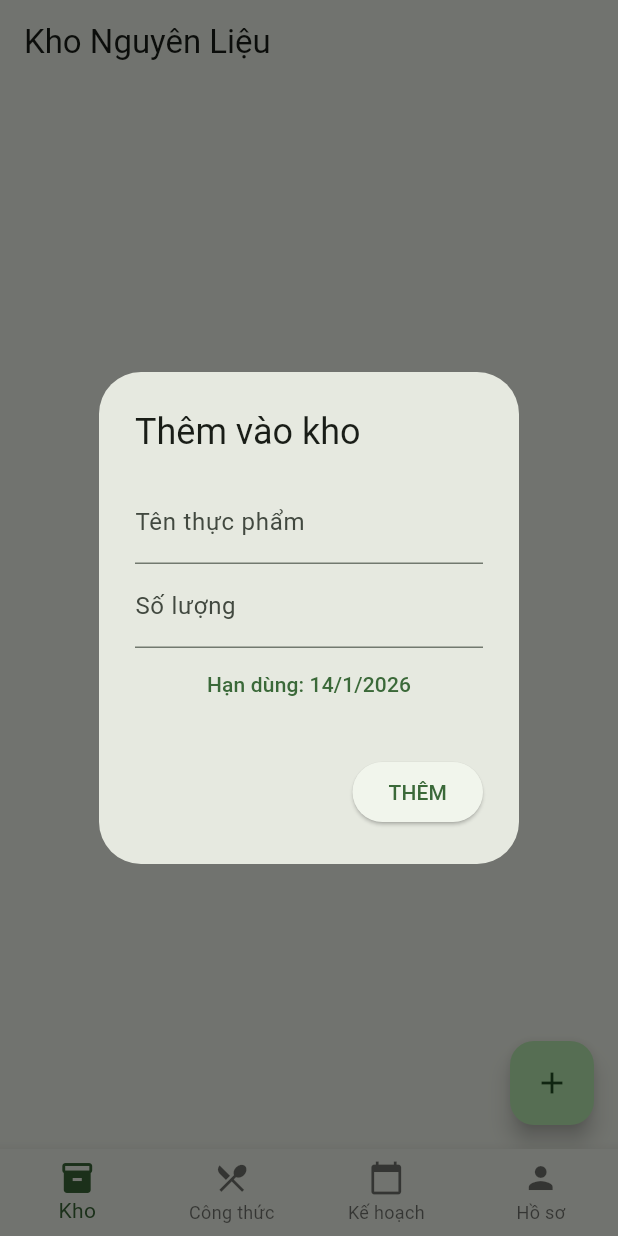
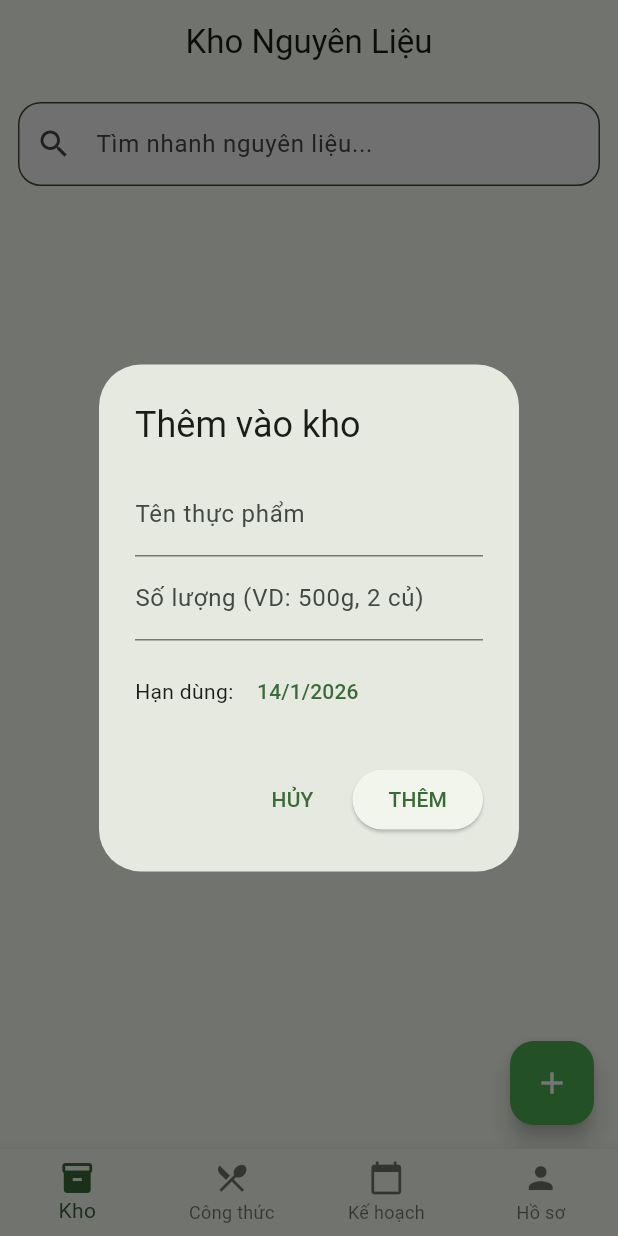
Before and after one commit to Hoangfcon03/LapTrinhMobile, a Flutter app: the screen it shows once a user with an empty profile is signed in, after a tap on the "add" icon, on a phone screen of 412 x 824 dp. Run offline on Flutter 3.47's test engine with Material 3 defaults, Android fonts, the phone set to English and light mode, and no system bars; our stand-ins replace cloud_firestore, firebase_auth, firebase_core; accounts and stored records are empty.

Commit message:
them thanh tim kiem

```diff
--- a/lib/features/pantry/presentation/screens/pantry_screen.dart
+++ b/lib/features/pantry/presentation/screens/pantry_screen.dart
@@ -3,27 +3,85 @@ import 'package:provider/provider.dart';
 import 'package:bepthongminh64pm1duchoang/features/pantry/domain/pantry_provider.dart';
 import 'package:bepthongminh64pm1duchoang/features/pantry/data/pantry_data.dart';
 
-class PantryScreen extends StatelessWidget {
+class PantryScreen extends StatefulWidget {
   const PantryScreen({super.key});
+
+  @override
+  State<PantryScreen> createState() => _PantryScreenState();
+}
+
+class _PantryScreenState extends State<PantryScreen> {
+  String searchQuery = ""; // Lưu từ khóa tìm kiếm
 
   @override
   Widget build(BuildContext context) {
     return Consumer<PantryProvider>(
       builder: (context, provider, child) {
+        // LỌC DANH SÁCH: Theo từ khóa tìm kiếm
+        final filteredIngredients = provider.ingredients.where((item) {
+          return item.name.toLowerCase().contains(searchQuery.toLowerCase());
+        }).toList();
+
         return Scaffold(
-          appBar: AppBar(title: const Text('Kho Nguyên Liệu')),
-          body: provider.ingredients.isEmpty
-              ? const Center(child: Text('Kho trống. Nhấn + để thêm đồ!'))
+          appBar: AppBar(
+            title: const Text('Kho Nguyên Liệu'),
+            centerTitle: true,
+          ),
+          body: Column(
+            children: [
+              // --- THANH TÌM KIẾM (FR1.4) ---
+              Padding(
+                padding: const EdgeInsets.all(12.0),
+                child: TextField(
+                  onChanged: (value) {
+                    setState(() {
+                      searchQuery = value;
+                    });
+                  },
+                  decoration: InputDecoration(
+                    hintText: 'Tìm nhanh nguyên liệu...',
+                    prefixIcon: const Icon(Icons.search),
+                    suffixIcon: searchQuery.isNotEmpty
+                        ? IconButton(
+                      icon: const Icon(Icons.clear),
+                      onPressed: () => setState(() {
+                        searchQuery = "";
+                      }),
+                    )
+                        : null,
+                    border: OutlineInputBorder(
+                      borderRadius: BorderRadius.circular(15),
+                    ),
+                    filled: true,
+                    fillColor: Colors.grey.shade100,
+                  ),
+                ),
+              ),
+
+              // --- DANH SÁCH HIỂN THỊ ---
+              Expanded(
+                child: filteredIngredients.isEmpty
+                    ? Center(
+                    child: Text(searchQuery.isEmpty
+                        ? 'Kho trống. Nhấn + để thêm đồ!'
+                        : 'Không tìm thấy "$searchQuery"'))
                     : ListView.builder(
-            itemCount: provider.ingredients.length,
+                  itemCount: filteredIngredients.length,
                   itemBuilder: (context, index) {
-              final item = provider.ingredients[index];
+                    final item = filteredIngredients[index];
                     return Card(
-                margin: const EdgeInsets.symmetric(horizontal: 10, vertical: 5),
+                      margin: const EdgeInsets.symmetric(horizontal: 12, vertical: 6),
+                      elevation: 2,
+                      shape: RoundedRectangleBorder(borderRadius: BorderRadius.circular(12)),
                       child: ListTile(
-                  leading: Icon(Icons.circle, color: item.isExpired ? Colors.red : Colors.green),
+                        leading: Icon(
+                          Icons.circle,
+                          color: item.isExpired
+                              ? Colors.red
+                              : (item.isExpiringSoon ? Colors.orange : Colors.green),
+                        ),
                         title: Text(item.name, style: const TextStyle(fontWeight: FontWeight.bold)),
-                  subtitle: Text('Còn: ${item.quantity} - HSD: ${item.expiryDate.day}/${item.expiryDate.month}'),
+                        subtitle: Text('Còn: ${item.quantity} - HSD: ${item.expiryDate.day}/${item.expiryDate.month}/${item.expiryDate.year}'),
                         trailing: Row(
                           mainAxisSize: MainAxisSize.min,
                           children: [
@@ -32,8 +90,8 @@ class PantryScreen extends StatelessWidget {
                               onPressed: () => _showEditQtyDialog(context, provider, item),
                             ),
                             IconButton(
-                        icon: const Icon(Icons.delete, color: Colors.grey),
-                        onPressed: () => provider.removeIngredient(item.id),
+                              icon: const Icon(Icons.delete, color: Colors.redAccent),
+                              onPressed: () => _confirmDelete(context, provider, item),
                             ),
                           ],
                         ),
@@ -41,62 +99,123 @@ class PantryScreen extends StatelessWidget {
                     );
                   },
                 ),
+              ),
+            ],
+          ),
           floatingActionButton: FloatingActionButton(
             onPressed: () => _showAddDialog(context, provider),
-            child: const Icon(Icons.add),
+            backgroundColor: Colors.green,
+            child: const Icon(Icons.add, color: Colors.white),
           ),
         );
       },
     );
   }
 
+  // --- HÀM 1: CẬP NHẬT SỐ LƯỢNG ---
   void _showEditQtyDialog(BuildContext context, PantryProvider provider, Ingredient item) {
     final controller = TextEditingController(text: item.quantity);
     showDialog(
       context: context,
       builder: (ctx) => AlertDialog(
         title: Text('Sửa số lượng: ${item.name}'),
-        content: TextField(controller: controller, decoration: const InputDecoration(hintText: "Nhập 'hết' để xóa")),
+        content: TextField(
+            controller: controller,
+            decoration: const InputDecoration(hintText: "Nhập 'hết' hoặc '0' để xóa")
+        ),
         actions: [
           TextButton(onPressed: () => Navigator.pop(ctx), child: const Text('HỦY')),
-          ElevatedButton(onPressed: () {
+          ElevatedButton(
+              onPressed: () {
                 provider.updateQuantity(item.id, controller.text);
                 Navigator.pop(ctx);
-          }, child: const Text('CẬP NHẬT')),
+              },
+              child: const Text('CẬP NHẬT')
+          ),
         ],
       ),
     );
   }
 
+  // --- HÀM 2: THÊM MỚI NGUYÊN LIỆU ---
   void _showAddDialog(BuildContext context, PantryProvider provider) {
     final nameC = TextEditingController();
     final qtyC = TextEditingController();
-    DateTime date = DateTime.now().add(const Duration(days: 7));
+    DateTime selectedDate = DateTime.now().add(const Duration(days: 7));
 
     showDialog(
       context: context,
       builder: (ctx) => StatefulBuilder(
-        builder: (ctx, setState) => AlertDialog(
+        builder: (ctx, setStateDialog) => AlertDialog(
           title: const Text('Thêm vào kho'),
-          content: Column(mainAxisSize: MainAxisSize.min, children: [
+          content: SingleChildScrollView(
+            child: Column(
+                mainAxisSize: MainAxisSize.min,
+                children: [
                   TextField(controller: nameC, decoration: const InputDecoration(labelText: 'Tên thực phẩm')),
-            TextField(controller: qtyC, decoration: const InputDecoration(labelText: 'Số lượng')),
+                  TextField(controller: qtyC, decoration: const InputDecoration(labelText: 'Số lượng (VD: 500g, 2 củ)')),
+                  const SizedBox(height: 10),
+                  Row(
+                    children: [
+                      const Text("Hạn dùng: "),
                       TextButton(
                         onPressed: () async {
-                final p = await showDatePicker(context: context, initialDate: date, firstDate: DateTime.now(), lastDate: DateTime(2030));
-                if (p != null) setState(() => date = p);
+                          final picked = await showDatePicker(
+                              context: context,
+                              initialDate: selectedDate,
+                              firstDate: DateTime.now().subtract(const Duration(days: 365)),
+                              lastDate: DateTime(2030)
+                          );
+                          if (picked != null) setStateDialog(() => selectedDate = picked);
                         },
-              child: Text("Hạn dùng: ${date.day}/${date.month}/${date.year}"),
+                        child: Text("${selectedDate.day}/${selectedDate.month}/${selectedDate.year}"),
+                      ),
+                    ],
                   )
-          ]),
+                ]
+            ),
+          ),
           actions: [
-            ElevatedButton(onPressed: () {
-              provider.addIngredient(Ingredient(id: '', name: nameC.text, quantity: qtyC.text, expiryDate: date, category: 'Chung'));
+            TextButton(onPressed: () => Navigator.pop(ctx), child: const Text('HỦY')),
+            ElevatedButton(
+                onPressed: () {
+                  if (nameC.text.isNotEmpty) {
+                    provider.addIngredient(Ingredient(
+                        id: '',
+                        name: nameC.text,
+                        quantity: qtyC.text,
+                        expiryDate: selectedDate,
+                        category: 'Chung'
+                    ));
                     Navigator.pop(ctx);
-            }, child: const Text('THÊM'))
+                  }
+                },
+                child: const Text('THÊM')
+            )
           ],
         ),
       ),
     );
   }
+
+  // --- HÀM 3: XÁC NHẬN XÓA ---
+  void _confirmDelete(BuildContext context, PantryProvider provider, Ingredient item) {
+    showDialog(
+      context: context,
+      builder: (ctx) => AlertDialog(
+        title: const Text('Xác nhận xóa'),
+        content: Text('Bạn có chắc chắn muốn xóa "${item.name}" khỏi kho không?'),
+        actions: [
+          TextButton(onPressed: () => Navigator.pop(ctx), child: const Text('HỦY')),
+          TextButton(
+              onPressed: () {
+                provider.removeIngredient(item.id);
+                Navigator.pop(ctx);
+              },
+              child: const Text('XÓA', style: TextStyle(color: Colors.red))
+          ),
+        ],
+      ),
+    );
   }
+}
```
Lines whose indentation alone changed are shown as unchanged.
